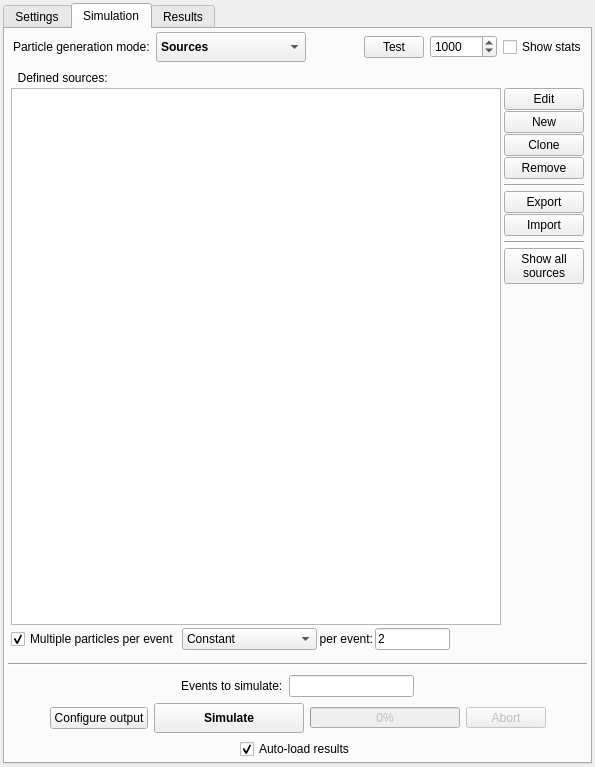
The window that ants3bundle/src/ants3/gui/particleSim/aparticlesimwin.ui (andrmor/ANTS3bundle) describes before a commit, drawn with Qt 5.
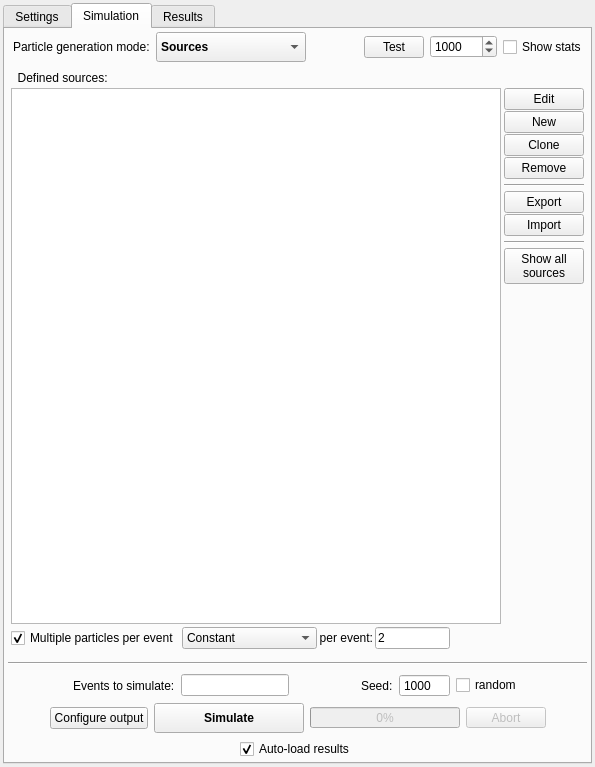
The same window after the commit. Icons and pictures are not drawn.

Commit message: add seed control in part sim window

The edit to the form file:
```diff
--- a/ants3bundle/src/ants3/gui/particleSim/aparticlesimwin.ui
+++ b/ants3bundle/src/ants3/gui/particleSim/aparticlesimwin.ui
@@ -1170,6 +1170,52 @@
             </property>
            </spacer>
           </item>
+          <item>
+           <widget class="QLabel" name="label_55">
+            <property name="text">
+             <string>Seed:</string>
+            </property>
+           </widget>
+          </item>
+          <item>
+           <widget class="QSpinBox" name="sbSeed">
+            <property name="buttonSymbols">
+             <enum>QAbstractSpinBox::NoButtons</enum>
+            </property>
+            <property name="minimum">
+             <number>1</number>
+            </property>
+            <property name="maximum">
+             <number>999999999</number>
+            </property>
+            <property name="value">
+             <number>1000</number>
+            </property>
+           </widget>
+          </item>
+          <item>
+           <widget class="QCheckBox" name="cbRandomSeed">
+            <property name="text">
+             <string>random</string>
+            </property>
+            <property name="checked">
+             <bool>false</bool>
+            </property>
+           </widget>
+          </item>
+          <item>
+           <spacer name="horizontalSpacer_81">
+            <property name="orientation">
+             <enum>Qt::Horizontal</enum>
+            </property>
+            <property name="sizeHint" stdset="0">
+             <size>
+              <width>40</width>
+              <height>20</height>
+             </size>
+            </property>
+           </spacer>
+          </item>
          </layout>
         </item>
         <item>
```
The commit also changes 2 other files.
